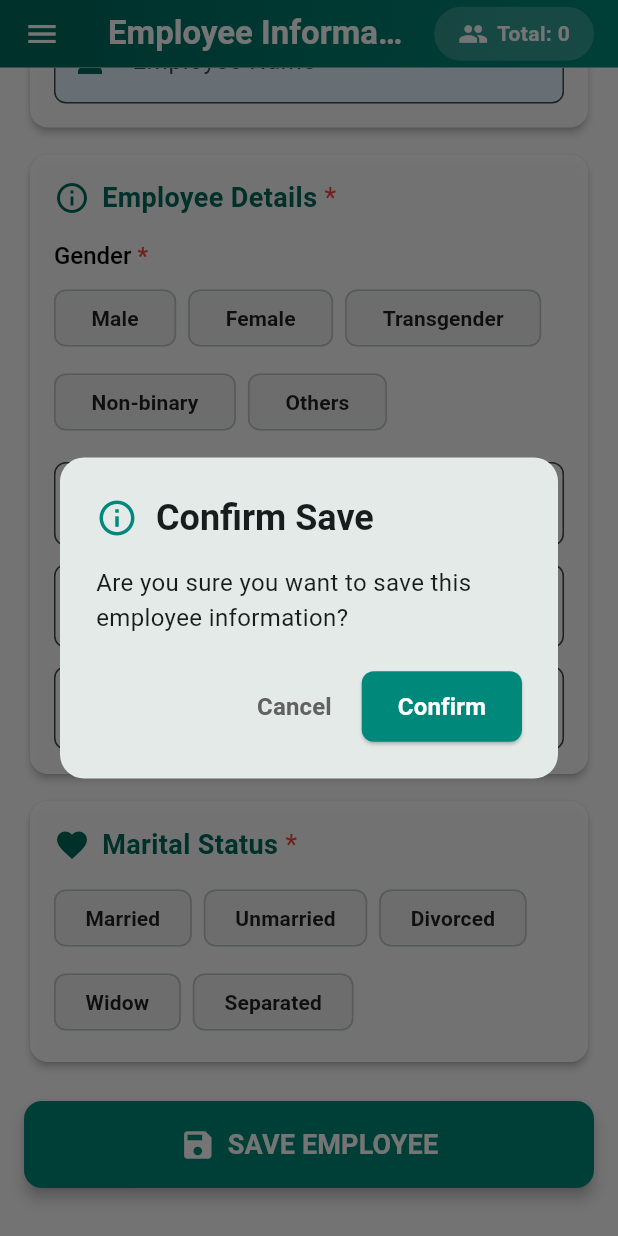
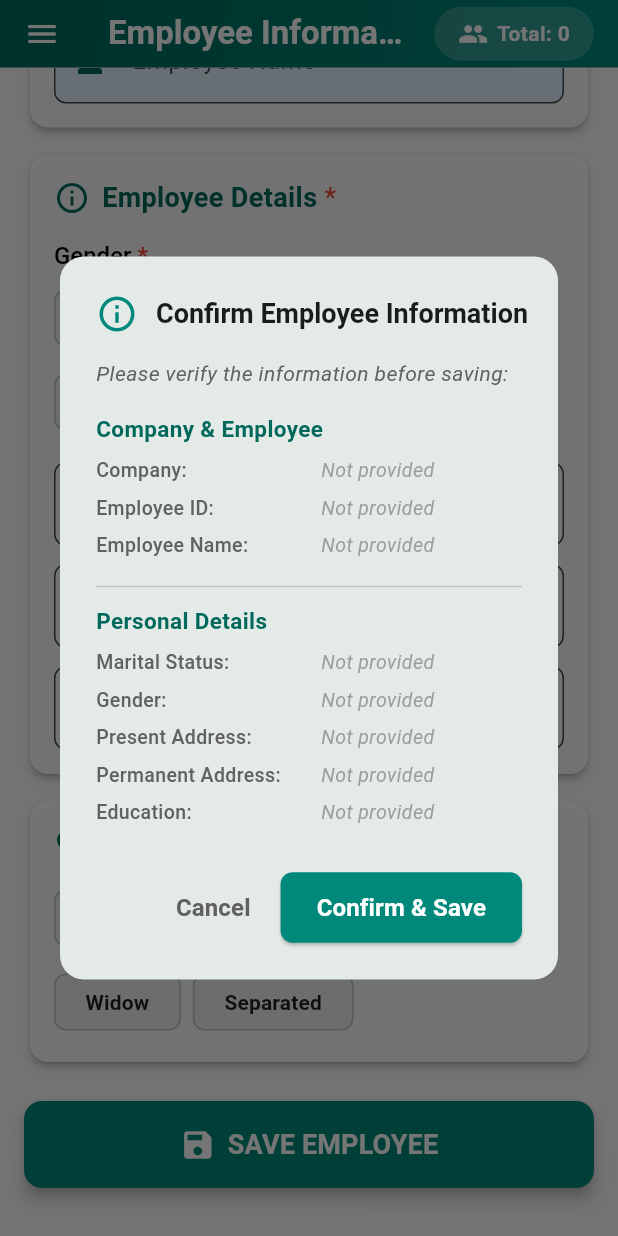
Before and after one commit to hasib9526/get_info, a Flutter app: the EmployeeFormScreen screen opened directly, scrolled down 314 dp, after a tap on "SAVE EMPLOYEE", on a phone screen of 412 x 824 dp. Run offline on Flutter 3.47's test engine with Material 3 defaults, Android fonts, the phone set to English and light mode, and no system bars; our stand-ins replace get, get_storage, shared_preferences; accounts and stored records are empty.

Commit message:
Updated screen

```diff
--- a/lib/views/employee_form_screen.dart
+++ b/lib/views/employee_form_screen.dart
@@ -727,14 +727,91 @@ class EmployeeFormScreen extends StatelessWidget {
             Icon(Icons.info_outline, color: colorController.primaryColor, size: 28),
             const SizedBox(width: 12),
             const Text(
-              'Confirm Save',
-              style: TextStyle(fontWeight: FontWeight.bold),
+              'Confirm Employee Information',
+              style: TextStyle(fontWeight: FontWeight.bold, fontSize: 18),
             ),
           ],
         ),
-        content: const Text(
-          'Are you sure you want to save this employee information?',
-          style: TextStyle(fontSize: 16),
+        content: SingleChildScrollView(
+          child: SizedBox(
+            width: double.maxFinite,
+            child: Column(
+              crossAxisAlignment: CrossAxisAlignment.start,
+              mainAxisSize: MainAxisSize.min,
+              children: [
+                Text(
+                  'Please verify the information before saving:',
+                  style: TextStyle(
+                    fontSize: 14,
+                    color: Colors.grey.shade700,
+                    fontStyle: FontStyle.italic,
+                  ),
+                ),
+                const SizedBox(height: 16),
+                _buildInfoSection('Company & Employee', [
+                  _buildInfoRow('Company', controller.selectedCompany.value),
+                  _buildInfoRow('Employee ID', controller.employeeIdController.text),
+                  _buildInfoRow('Employee Name', controller.employeeNameController.text),
+                ]),
+                const Divider(height: 24),
+                _buildInfoSection('Personal Details', [
+                  _buildInfoRow('Marital Status', controller.selectedMaritalStatus.value),
+                  _buildInfoRow('Gender', controller.selectedGender.value),
+                  _buildInfoRow('Present Address', controller.presentAddressController.text),
+                  _buildInfoRow('Permanent Address', controller.permanentAddressController.text),
+                  _buildInfoRow('Education', controller.educationController.text),
+                ]),
+                if (controller.selectedMaritalStatus.value.isNotEmpty &&
+                    controller.selectedMaritalStatus.value != 'Unmarried') ...[
+                  const Divider(height: 24),
+                  _buildInfoSection('Spouse Information', [
+                    _buildInfoRow('Spouse Name',
+                        controller.spouseNameController.text.isEmpty
+                            ? 'Not provided'
+                            : controller.spouseNameController.text),
+                    _buildInfoRow('Spouse Occupation',
+                        controller.spouseOccupationController.text.isEmpty
+                            ? 'Not provided'
+                            : controller.spouseOccupationController.text),
+                    _buildInfoRow('Spouse DOB',
+                        controller.spouseDobController.text.isEmpty
+                            ? 'Not provided'
+                            : controller.spouseDobController.text),
+                    _buildInfoRow('Number of Children',
+                        controller.numberOfChildren.value.toString()),
+                  ]),
+                ],
+                if (controller.numberOfChildren.value > 0) ...[
+                  const Divider(height: 24),
+                  _buildInfoSection('Children Information',
+                      List.generate(controller.numberOfChildren.value, (index) {
+                        return Column(
+                          crossAxisAlignment: CrossAxisAlignment.start,
+                          children: [
+                            if (index > 0) const SizedBox(height: 12),
+                            Text(
+                              'Child ${index + 1}',
+                              style: TextStyle(
+                                fontWeight: FontWeight.bold,
+                                color: colorController.darkColor,
+                                fontSize: 13,
+                              ),
+                            ),
+                            const SizedBox(height: 6),
+                            _buildInfoRow('Date of Birth',
+                                controller.childrenControllers[index]['dob']!.text),
+                            _buildInfoRow('Education',
+                                controller.childrenControllers[index]['education']!.text),
+                            _buildInfoRow('Gender',
+                                controller.childrenGenders[index]),
+                          ],
+                        );
+                      }),
+                  ),
+                ],
+              ],
+            ),
+          ),
         ),
         actions: [
           TextButton(
@@ -770,7 +847,7 @@ class EmployeeFormScreen extends StatelessWidget {
               padding: const EdgeInsets.symmetric(horizontal: 24, vertical: 12),
             ),
             child: const Text(
-              'Confirm',
+              'Confirm & Save',
               style: TextStyle(
                 fontSize: 16,
                 fontWeight: FontWeight.bold,
@@ -780,6 +857,59 @@ class EmployeeFormScreen extends StatelessWidget {
         ],
       ),
       barrierDismissible: false,
+    );
+  }
+
+  Widget _buildInfoSection(String title, List<Widget> children) {
+    return Column(
+      crossAxisAlignment: CrossAxisAlignment.start,
+      children: [
+        Text(
+          title,
+          style: TextStyle(
+            fontSize: 15,
+            fontWeight: FontWeight.bold,
+            color: colorController.darkColor,
+          ),
+        ),
+        const SizedBox(height: 8),
+        ...children,
+      ],
+    );
+  }
+
+  Widget _buildInfoRow(String label, String value) {
+    final displayValue = value.trim().isEmpty ? 'Not provided' : value;
+    final isNotProvided = value.trim().isEmpty;
+
+    return Padding(
+      padding: const EdgeInsets.only(bottom: 6),
+      child: Row(
+        crossAxisAlignment: CrossAxisAlignment.start,
+        children: [
+          SizedBox(
+            width: 150,
+            child: Text(
+              '$label:',
+              style: TextStyle(
+                fontSize: 13,
+                color: Colors.grey.shade700,
+                fontWeight: FontWeight.w500,
+              ),
+            ),
+          ),
+          Expanded(
+            child: Text(
+              displayValue,
+              style: TextStyle(
+                fontSize: 13,
+                color: isNotProvided ? Colors.grey.shade500 : Colors.black87,
+                fontStyle: isNotProvided ? FontStyle.italic : FontStyle.normal,
+              ),
+            ),
+          ),
+        ],
+      ),
     );
   }
 
```
